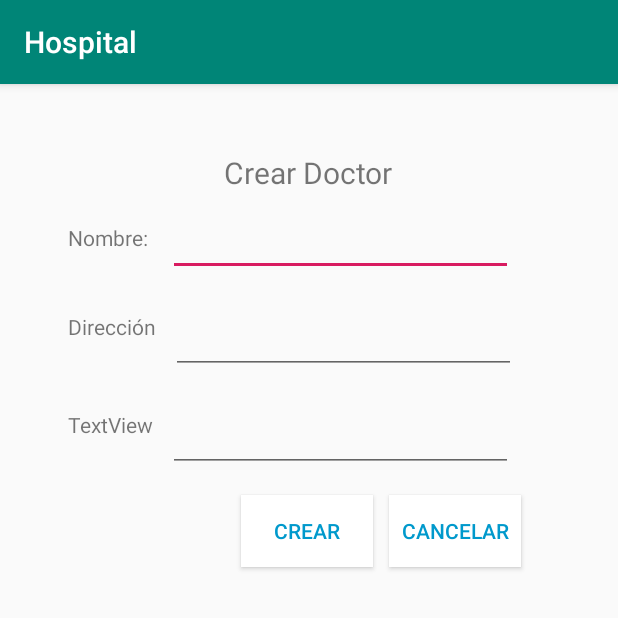
After one commit to HLena/Hospital_moviles, an Android app: the fragment CreatePatientFrag shown on its own in the app's theme, on a phone screen of 412 x 824 dp, the top half of it. The commit adds this screen. Run offline under Robolectric (Android 15) with nearby library versions, the phone set to English and light mode, and no system bars.

Commit message:
update app

```diff
--- a/Hospital/app/build.gradle
+++ b/Hospital/app/build.gradle
@@ -25,6 +25,7 @@ dependencies {
     implementation 'androidx.constraintlayout:constraintlayout:1.1.3'
     implementation 'com.google.android.material:material:1.0.0'
     implementation 'androidx.legacy:legacy-support-v4:1.0.0'
+    implementation 'com.android.support:support-v4:29.+'
     testImplementation 'junit:junit:4.12'
     androidTestImplementation 'androidx.test.ext:junit:1.1.0'
     androidTestImplementation 'androidx.test.espresso:espresso-core:3.1.1'
--- a/Hospital/app/src/main/java/com/example/hospital/Booking.java
+++ /dev/null
@@ -1,4 +0,0 @@
-package com.example.hospital;
-
-public class Booking {
-}
--- /dev/null
+++ b/Hospital/app/src/main/java/com/example/hospital/CreatePatientFrag.java
@@ -0,0 +1,41 @@
+package com.example.hospital;
+
+import android.content.Context;
+import android.net.Uri;
+import android.os.Bundle;
+
+import android.view.LayoutInflater;
+import android.view.View;
+import android.view.ViewGroup;
+
+import androidx.fragment.app.Fragment;
+
+public class CreatePatientFrag extends Fragment {
+
+    //private OnFragmentInteractionListener mListener;
+
+    public CreatePatientFrag() {
+        // Required empty public constructor
+    }
+    public static CreatePatientFrag newInstance(String param1, String param2) {
+        CreatePatientFrag fragment = new CreatePatientFrag();
+        Bundle args = new Bundle();
+        return fragment;
+    }
+
+    @Override
+    public void onCreate(Bundle savedInstanceState) {
+        super.onCreate(savedInstanceState);
+
+    }
+
+    @Override
+    public View onCreateView(LayoutInflater inflater, ViewGroup container,
+                             Bundle savedInstanceState) {
+        // Inflate the layout for this fragment
+        return inflater.inflate(R.layout.fragment_create_patient, container, false);
+    }
+
+
+
+}
--- a/Hospital/app/src/main/java/com/example/hospital/Doctors.java
+++ /dev/null
@@ -1,4 +0,0 @@
-package com.example.hospital;
-
-public class Doctors {
-}
--- a/Hospital/app/src/main/java/com/example/hospital/HospitalsActivity.java
+++ b/Hospital/app/src/main/java/com/example/hospital/HospitalsActivity.java
@@ -61,8 +61,8 @@ public class HospitalsActivity extends AppCompatActivity {
 
     private void showFormsDialogs(){
         FragmentManager fm = getSupportFragmentManager();
-        FormFragment form = FormFragment.newInstance("some tilte");
-        form.show(fm, "fragment_form");
+        CreateHospitalFrag form = CreateHospitalFrag.newInstance("some tilte");
+        form.show(fm, "fragment_create_hospital");
     }
 
 
--- a/Hospital/app/src/main/res/layout/fragment_form.xml
+++ b/Hospital/app/src/main/res/layout/fragment_create_hospital.xml
@@ -3,7 +3,7 @@
     xmlns:tools="http://schemas.android.com/tools"
     android:layout_width="match_parent"
     android:layout_height="match_parent"
-    tools:context=".FormFragment">
+    tools:context=".CreateHospitalFrag">
 
     <LinearLayout
         android:layout_width="match_parent"
@@ -19,7 +19,7 @@
             android:text="@string/crear_hospital" />
 
         <EditText
-            android:id="@+id/name_hospt"
+            android:id="@+id/name_patient"
             android:layout_width="300dp"
             android:layout_height="wrap_content"
             android:layout_gravity="center"
@@ -56,4 +56,6 @@
 
     </LinearLayout>
 
+
+
 </FrameLayout>
--- /dev/null
+++ b/Hospital/app/src/main/res/layout/fragment_create_patient.xml
@@ -0,0 +1,124 @@
+<?xml version="1.0" encoding="utf-8"?>
+<FrameLayout xmlns:android="http://schemas.android.com/apk/res/android"
+    xmlns:tools="http://schemas.android.com/tools"
+    android:layout_width="match_parent"
+    android:layout_height="match_parent"
+    tools:context=".CreatePatientFrag">
+
+    <LinearLayout
+        android:layout_width="match_parent"
+        android:layout_height="match_parent"
+        android:layout_margin="10dp"
+        android:orientation="vertical"
+        android:padding="15dp">
+
+        <TextView
+            android:id="@+id/title"
+            android:layout_width="wrap_content"
+            android:layout_height="wrap_content"
+            android:layout_gravity="center"
+            android:layout_marginTop="20dp"
+            android:text="@string/crear_doctor"
+            android:textSize="20dp" />
+
+        <LinearLayout
+            android:layout_width="wrap_content"
+            android:layout_height="wrap_content"
+            android:orientation="horizontal">
+
+            <TextView
+                android:id="@+id/textName"
+                android:layout_width="wrap_content"
+                android:layout_height="wrap_content"
+                android:layout_marginLeft="20dp"
+                android:layout_marginTop="20dp"
+                android:layout_weight="1"
+                android:text="Nombre: " />
+
+            <EditText
+                android:id="@+id/name_doctor"
+                android:layout_width="230dp"
+                android:layout_height="wrap_content"
+                android:layout_gravity="center"
+                android:layout_margin="10dp"
+                android:imeOptions="actionDone"
+                android:inputType="textPersonName" />
+        </LinearLayout>
+
+        <LinearLayout
+            android:layout_width="wrap_content"
+            android:layout_height="wrap_content"
+            android:orientation="horizontal">
+
+            <TextView
+                android:id="@+id/textAddress"
+                android:layout_width="wrap_content"
+                android:layout_height="wrap_content"
+                android:layout_marginLeft="20dp"
+                android:layout_weight="1"
+                android:text="Dirección" />
+
+            <EditText
+                android:id="@+id/adress_doctor"
+                android:layout_width="230dp"
+                android:layout_height="wrap_content"
+                android:layout_margin="10dp"
+                android:layout_weight="1"
+                android:ems="10"
+                android:inputType="textPersonName" />
+        </LinearLayout>
+
+        <LinearLayout
+            android:layout_width="wrap_content"
+            android:layout_height="wrap_content"
+            android:orientation="horizontal">
+
+            <TextView
+                android:id="@+id/textTelf"
+                android:layout_width="wrap_content"
+                android:layout_height="wrap_content"
+                android:layout_marginLeft="20dp"
+                android:layout_weight="1"
+                android:text="TextView" />
+
+            <EditText
+                android:id="@+id/telf_doctor"
+                android:layout_width="230dp"
+                android:layout_height="wrap_content"
+                android:layout_margin="10dp"
+                android:layout_weight="1"
+                android:ems="10"
+                android:inputType="phone" />
+
+        </LinearLayout>
+
+        <LinearLayout
+            android:layout_width="wrap_content"
+            android:layout_height="wrap_content"
+            android:layout_marginLeft="130dp"
+            android:orientation="horizontal">
+
+            <Button
+                android:id="@+id/button_create"
+                android:layout_width="wrap_content"
+                android:layout_height="wrap_content"
+                android:layout_gravity="center"
+                android:layout_margin="5dp"
+                android:background="@android:color/white"
+                android:text="Crear"
+                android:textColor="@android:color/holo_blue_dark" />
+
+            <Button
+                android:id="@+id/button_cancel"
+                android:layout_width="wrap_content"
+                android:layout_height="wrap_content"
+                android:layout_gravity="center"
+                android:layout_margin="5dp"
+                android:background="@android:color/white"
+                android:text="Cancelar"
+                android:textColor="@android:color/holo_blue_dark" />
+        </LinearLayout>
+
+    </LinearLayout>
+
+</FrameLayout>
--- a/Hospital/app/src/main/res/values/strings.xml
+++ b/Hospital/app/src/main/res/values/strings.xml
@@ -6,5 +6,7 @@
     <!-- TODO: Remove or change this placeholder text -->
     <string name="hello_blank_fragment">Hello blank fragment</string>
 
-    <string name="crear_hospital">Crear Hospotal</string>
+    <string name="crear_hospital">Crear Hospital</string>
+    <string name="crear_doctor">Crear Doctor</string>
+    <string name="crear_paciente">Crear Paciente</string>
 </resources>
```
Also changed, not shown: Hospital/app/src/main/java/com/example/hospital/CreateDoctorFrag.java (added, +78 -0 lines), Hospital/app/src/main/java/com/example/hospital/CreateHospitalFrag.java (renamed from Hospital/app/src/main/java/com/example/hospital/FormFragment.java, +13 -19 lines), Hospital/app/src/main/java/com/example/hospital/HospitalDB.java (deleted, +0 -44 lines), Hospital/app/src/main/java/com/example/hospital/InfoHospitalActivity.java (+9 -1 lines), Hospital/app/src/main/java/com/example/hospital/TabFragment.java (+21 -11 lines), Hospital/app/src/main/res/layout/app_bar.xml (deleted, +0 -12 lines), Hospital/app/src/main/res/layout/fragment_create_doctor.xml (added, +124 -0 lines), Hospital/app/gradle/wrapper/gradle-wrapper.properties (added), 4 other files.
